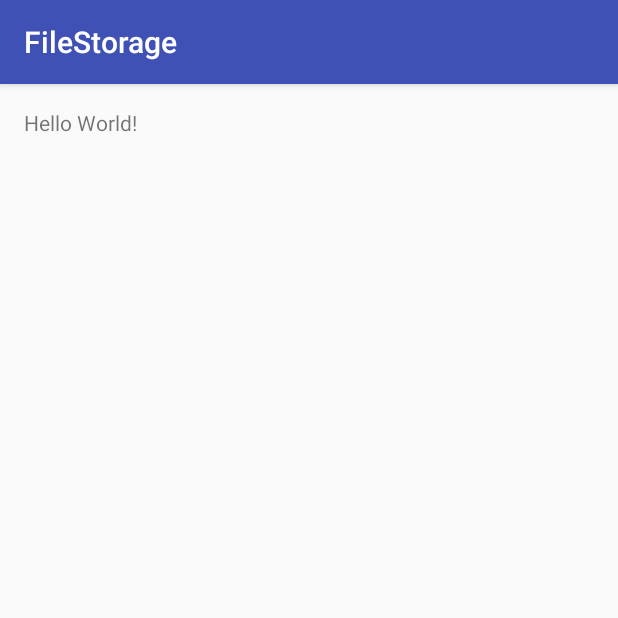
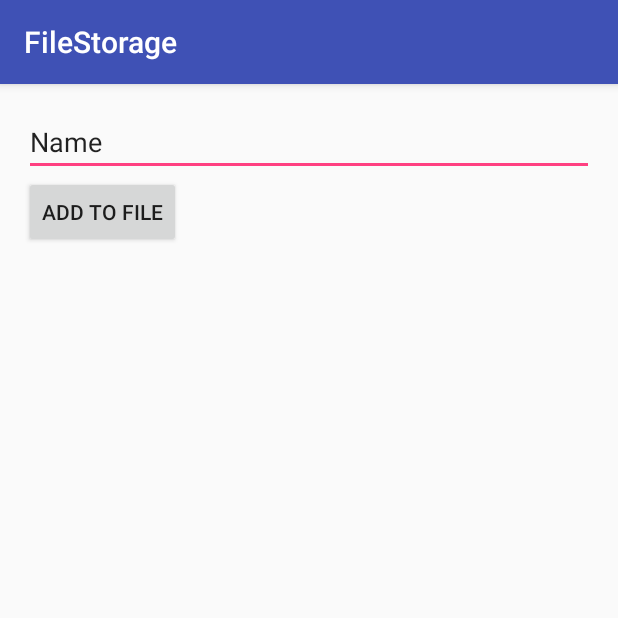
Before and after one commit to AjayThakur12/Android2017Spring, an Android app: the screen it shows after launch (MainActivity), on a phone screen of 412 x 824 dp, the top half of it. Run offline under Robolectric (Android 15) with nearby library versions, the light colour scheme and no system bars.

Commit message:
update file read write
Signed-off-by: Arnav Gupta <arnav@codingblocks.com>

```diff
--- a/Lecture11/FileStorage/app/src/main/java/com/codingblocks/filestorage/MainActivity.java
+++ b/Lecture11/FileStorage/app/src/main/java/com/codingblocks/filestorage/MainActivity.java
@@ -4,12 +4,27 @@ import android.os.Environment;
 import android.support.v7.app.AppCompatActivity;
 import android.os.Bundle;
 import android.util.Log;
+import android.view.View;
+import android.widget.Button;
+import android.widget.EditText;
+import android.widget.TextView;
 
+import java.io.BufferedReader;
 import java.io.File;
+import java.io.FileInputStream;
+import java.io.FileNotFoundException;
+import java.io.FileOutputStream;
+import java.io.IOException;
+import java.io.InputStreamReader;
 
 public class MainActivity extends AppCompatActivity {
 
+    EditText editText;
+    Button btnAdd;
+    TextView textView;
+
     public static final String TAG = "FILES";
+    public static final String MY_FILE_NAME = "myfile.txt";
 
     @Override
     protected void onCreate(Bundle savedInstanceState) {
@@ -36,6 +51,75 @@ public class MainActivity extends AppCompatActivity {
         Log.d(TAG, "EXT_MOVIES_DIR: " +
                 Environment.getExternalStoragePublicDirectory(Environment.DIRECTORY_MOVIES));
 
+        textView = (TextView) findViewById(R.id.textView);
+        editText = (EditText) findViewById(R.id.editText);
+        btnAdd = (Button) findViewById(R.id.btnAddFile);
+
+        textView.setText(readFromFile(MY_FILE_NAME));
+
+        btnAdd.setOnClickListener(new View.OnClickListener() {
+            @Override
+            public void onClick(View v) {
+                writeToFile(MY_FILE_NAME, editText.getText().toString());
+            }
+        });
+
 
     }
+
+     void writeToFile(String fileName, String data) {
+
+         File f = new File(getFilesDir(), fileName);
+         if (!f.exists()) {
+             try {
+                 f.createNewFile();
+             } catch (IOException e) {
+                 Log.e(TAG, "writeToFile: Could not create file", e);
+             }
+         }
+         FileOutputStream fos = null;
+
+         try {
+             fos = new FileOutputStream(f, true);
+         } catch (FileNotFoundException e) {
+             e.printStackTrace();
+             return;
+         }
+
+         try {
+             fos.write(data.getBytes());
+         } catch (IOException e) {
+             e.printStackTrace();
+         }
+
+
+     }
+
+    String readFromFile(String fileName) {
+        File f = new File(getFilesDir(), fileName);
+        if (!f.exists()) {
+            Log.w(TAG, "readFromFile: File " + f.getPath() + " does not exist");
+            return "";
+        }
+
+        String data = "";
+
+        try {
+            FileInputStream fis = new FileInputStream(f);
+            InputStreamReader isr = new InputStreamReader(fis);
+            BufferedReader br = new BufferedReader(isr);
+
+            StringBuilder sb = new StringBuilder();
+            String buf = "";
+            while((buf = br.readLine()) != null) {
+                sb.append(buf);
+            }
+            data = sb.toString();
+
+        } catch (IOException e) {
+            e.printStackTrace();
+        }
+
+        return data;
+    }
 }
--- a/Lecture11/FileStorage/app/src/main/res/layout/activity_main.xml
+++ b/Lecture11/FileStorage/app/src/main/res/layout/activity_main.xml
@@ -10,8 +10,37 @@
     android:paddingTop="@dimen/activity_vertical_margin"
     tools:context="com.codingblocks.filestorage.MainActivity">
 
-    <TextView
+    <EditText
         android:layout_width="wrap_content"
         android:layout_height="wrap_content"
-        android:text="Hello World!" />
+        android:inputType="textPersonName"
+        android:text="Name"
+        android:ems="10"
+        android:layout_alignParentTop="true"
+        android:layout_alignParentLeft="true"
+        android:layout_alignParentStart="true"
+        android:id="@+id/editText"
+        android:layout_alignParentRight="true"
+        android:layout_alignParentEnd="true" />
+
+    <Button
+        android:text="Add To File"
+        android:layout_width="wrap_content"
+        android:layout_height="wrap_content"
+        android:layout_below="@+id/editText"
+        android:layout_alignParentLeft="true"
+        android:layout_alignParentStart="true"
+        android:id="@+id/btnAddFile" />
+
+    <TextView
+        android:text="TextView"
+        android:layout_width="wrap_content"
+        android:layout_height="wrap_content"
+        android:layout_below="@+id/btnAddFile"
+        android:layout_alignParentLeft="true"
+        android:layout_alignParentStart="true"
+        android:id="@+id/textView"
+        android:layout_alignParentRight="true"
+        android:layout_alignParentEnd="true"
+        android:layout_alignParentBottom="true" />
 </RelativeLayout>
```
